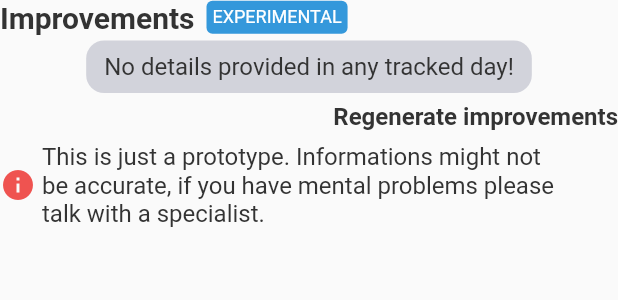
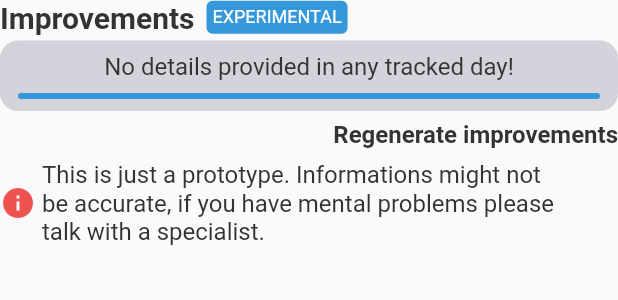
Before and after one commit to sauciucrazvan/mindwaves, a Flutter app: the ImprovementsBox widget shown alone on an empty page, opened directly, on a phone screen of 412 x 824 dp. Shown: the top 300 px of the screen. Run offline on Flutter 3.47's test engine with Material 2 defaults, Android fonts, the phone set to English and light mode, and no system bars; our stand-ins replace flutter_local_notifications, hive, hive_flutter, lottie, timezone; missing offline and left inert: encrypt, graphic; accounts and stored records are empty.

Commit message:
Added an indicator for the improvements regeneration

```diff
--- a/lib/frontend/routes/reports/components/improvements_box.dart
+++ b/lib/frontend/routes/reports/components/improvements_box.dart
@@ -18,6 +18,7 @@ class ImprovementsBox extends StatefulWidget {
 
 class _ImprovementsBoxState extends State<ImprovementsBox> {
   String _improvementsText = "";
+  bool isGenerating = false;
 
   @override
   Widget build(BuildContext context) {
@@ -62,7 +63,9 @@ class _ImprovementsBoxState extends State<ImprovementsBox> {
           child: Padding(
             padding:
                 const EdgeInsets.symmetric(vertical: 8.0, horizontal: 12.0),
-            child: FutureBuilder(
+            child: Column(
+              children: [
+                FutureBuilder(
                   future: ImprovementsService().getImprovements(false),
                   builder: (context, snapshot) {
                     if (snapshot.hasData) {
@@ -78,6 +81,18 @@ class _ImprovementsBoxState extends State<ImprovementsBox> {
                     );
                   },
                 ),
+                const SizedBox(height: 8),
+                Container(
+                  height: 4,
+                  decoration: BoxDecoration(
+                    color: isGenerating
+                        ? Colors.red
+                        : Theme.of(context).colorScheme.primary,
+                    borderRadius: BorderRadius.circular(4),
+                  ),
+                )
+              ],
+            ),
           ),
         ),
         const SizedBox(height: 6),
@@ -89,6 +104,7 @@ class _ImprovementsBoxState extends State<ImprovementsBox> {
                 title:
                     "Are you sure you want to regenerate the AI Improvements?",
                 confirm: () async {
+                  setState(() => isGenerating = true);
                   showElevatedNotification(
                     context,
                     "Regenerating... Please be patient, it might take a while!",
@@ -100,6 +116,7 @@ class _ImprovementsBoxState extends State<ImprovementsBox> {
                       await ImprovementsService().getImprovements(true);
                   setState(() {
                     _improvementsText = newImprovementsText;
+                    isGenerating = false;
                   });
                 },
               ),
```
Lines whose indentation alone changed are shown as unchanged.
